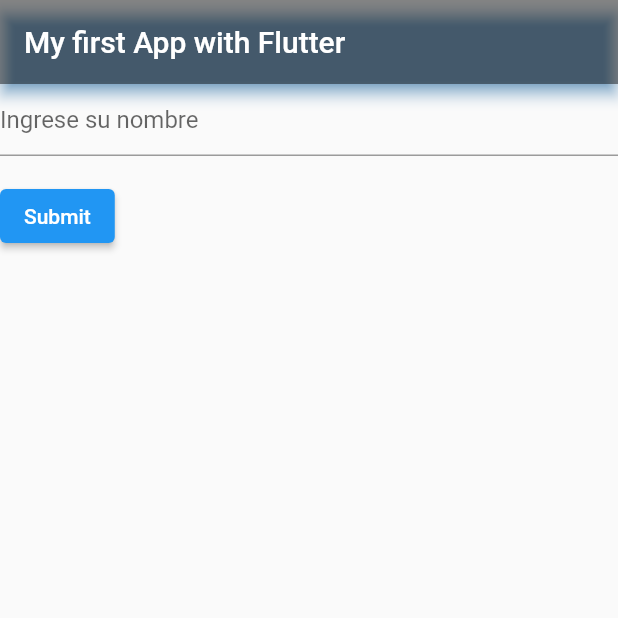
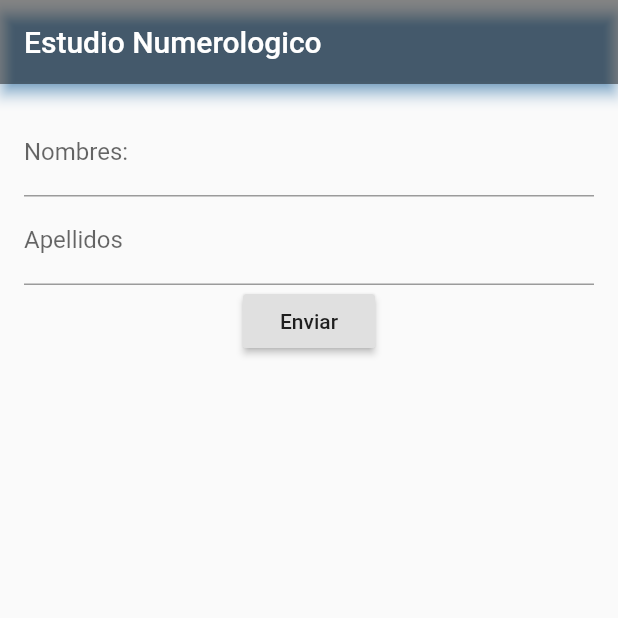
Before and after one commit to Jeffrey-7101/IHC-LAB-GRUPO, a Flutter app: the screen it shows after launch, on a phone screen of 412 x 824 dp, the top half of it. Run offline on Flutter 3.47's test engine with Material 2 defaults, Android fonts, the phone set to English and light mode, and no system bars.

```diff
--- a/lib/main.dart
+++ b/lib/main.dart
@@ -1,4 +1,6 @@
 import 'package:flutter/material.dart';
+
+import 'SecondPageArguments.dart'
 
 void main() {
   runApp(MyApp());
@@ -9,7 +11,7 @@ class MyApp extends StatelessWidget {
     return MaterialApp(
       home: Scaffold(
         appBar: AppBar(
-          title: Text('My first App with Flutter'),
+          title: Text('Estudio Numerologico'),
           backgroundColor: Colors.black45,
           shadowColor: Colors.blue,
         ),
@@ -26,33 +28,58 @@ class MyStatefulWidget extends StatefulWidget {
 }
 
 class _MyStatefulWidgetState extends State<MyStatefulWidget> {
-  final _formKey = GlobalKey<FormState>();
+  String nameValue;
+  String lastNameValue;
+  final formKey = GlobalKey<FormState>();
   Widget build(BuildContext context) {
-    return Form(
+    return Scaffold(
+      body: Padding(
+        padding: const EdgeInsets.all(16.0),
+        child: Form(
           child: Column(
-      crossAxisAlignment: CrossAxisAlignment.start,
             children: <Widget>[
               TextFormField(
-          decoration: const InputDecoration(
-            hintText: 'Ingrese su nombre',
-          ),
+                decoration: InputDecoration(labelText: "Nombres:"),
+                onSaved: (value) {
+                  nameValue = value;
+                },
                 validator: (value) {
                   if (value.isEmpty) {
-              return 'Por favor ingrese su nombre';
+                    return "Llene este campo";
+                  } else {
+                    return null;
                   }
-            return null;
                 },
               ),
-        Padding(
-          padding: const EdgeInsets.symmetric(vertical: 16.0),
-          child: ElevatedButton(
+              TextFormField(
+                decoration: InputDecoration(labelText: "Apellidos"),
+                onSaved: (value) {
+                  lastNameValue = value;
+                },
+                validator: (value) {
+                  if (value.isEmpty) {
+                    return "Llene este campo";
+                  } else {
+                    return null;
+                  }
+                },
+              ),
+              RaisedButton(
+                  child: Text("Enviar"),
                   onPressed: () {
-              if (_formKey.currentState.validate()) {}
-            },
-            child: Text('Submit'),
+                    _showResults(context);
+                  }),
+            ],
           ),
         ),
-      ],
-    ));
+      ),
+    );
+  }
+
+  void _showResults(BuildContext context) {
+    if (formKey.currentState.validate()) formKey.currentState.save();
+    Navigator.of(context).pushNamed("/second",
+        arguments: InformationPage(
+            name: this.nameValue, lastName: this.lastNameValue));
   }
 }
```
Also changed, not shown: lib/SecondPageArguments.dart (added, +18 -0 lines). Lines whose indentation alone changed are shown as unchanged.
